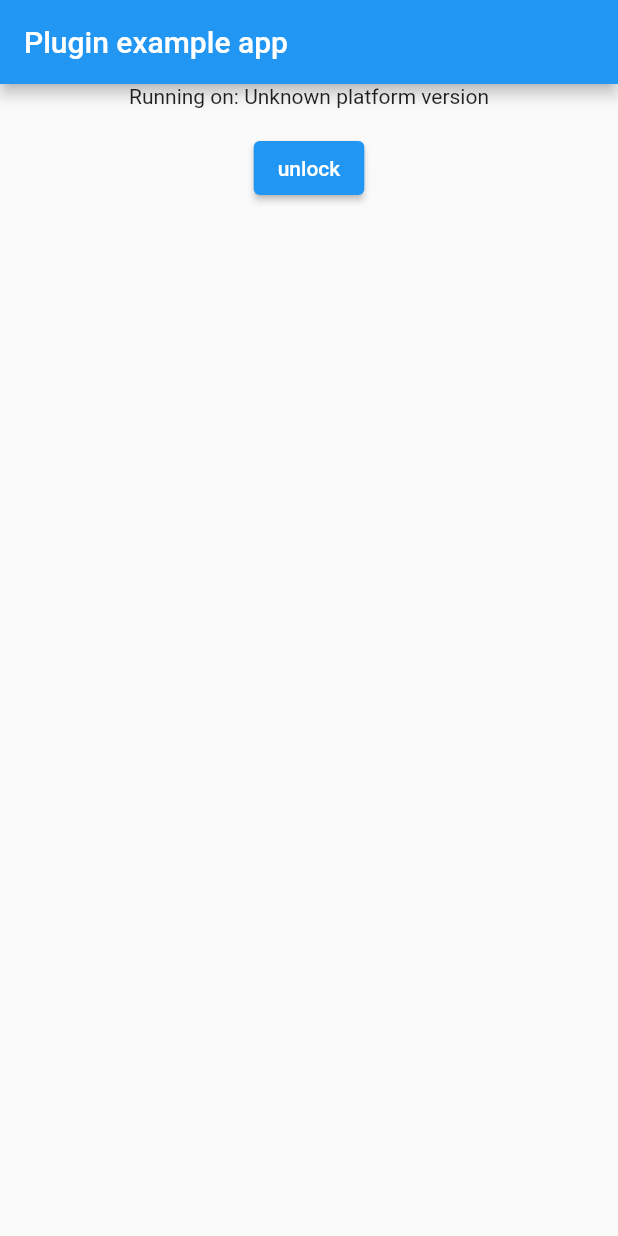
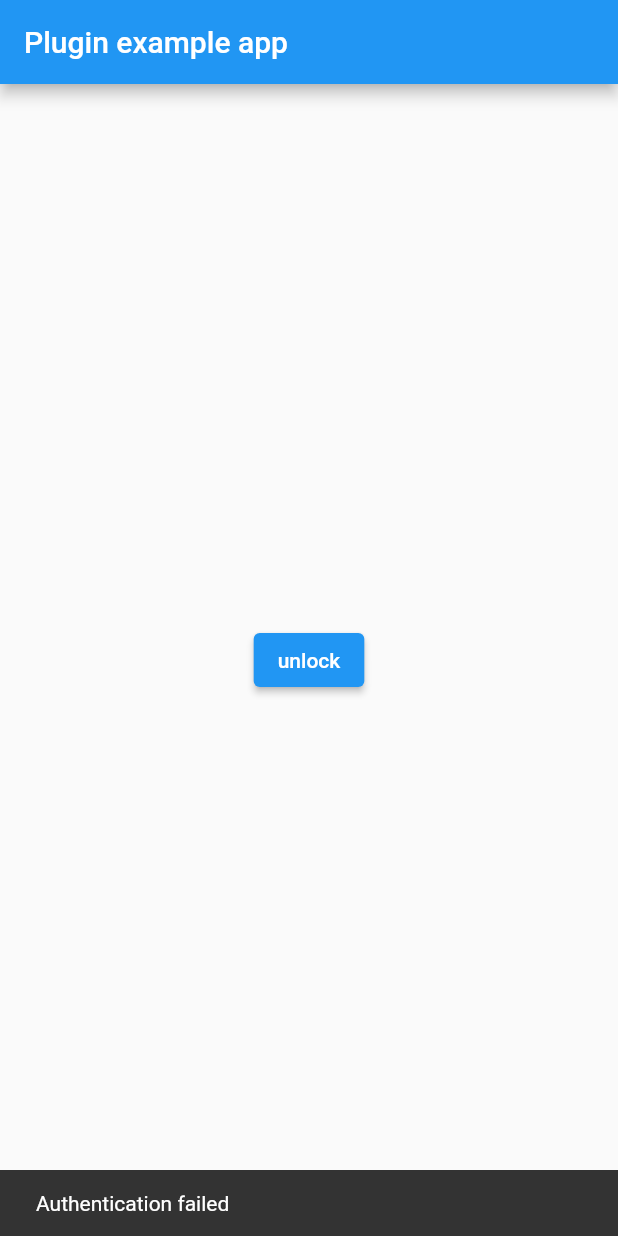
Before and after one commit to lorenzo-miuccio/authentication-flutter-plugin, a Flutter app: the screen it shows after launch, after a tap on "unlock", on a phone screen of 412 x 824 dp. Run offline on Flutter 3.47's test engine with Material 2 defaults, Android fonts, the phone set to English and light mode, and no system bars; our stand-ins replace plugin_platform_interface.

Commit message:
example flutter improvements

```diff
--- a/example/lib/main.dart
+++ b/example/lib/main.dart
@@ -4,57 +4,14 @@ import 'dart:async';
 import 'package:flutter/services.dart';
 import 'package:salami_unlock/salami_unlock.dart';
 import 'package:salami_unlock_example/salami_page.dart';
+import 'package:salami_unlock_example/unlock_button.dart';
 
 void main() {
   runApp(const MyApp());
 }
 
-class MyApp extends StatefulWidget {
+class MyApp extends StatelessWidget {
   const MyApp({super.key});
-
-  @override
-  State<MyApp> createState() => _MyAppState();
-}
-
-class _MyAppState extends State<MyApp> {
-  String _platformVersion = 'Unknown';
-  final _salamiUnlockPlugin = SalamiUnlock();
-
-  @override
-  void initState() {
-    super.initState();
-    initPlatformState();
-  }
-
-  // Platform messages are asynchronous, so we initialize in an async method.
-  Future<void> initPlatformState() async {
-    String platformVersion;
-    // Platform messages may fail, so we use a try/catch PlatformException.
-    // We also handle the message potentially returning null.
-    try {
-      platformVersion =
-          await _salamiUnlockPlugin.getPlatformVersion() ?? 'Unknown platform version';
-    } on PlatformException {
-      platformVersion = 'Failed to get platform version.';
-    }
-
-    // If the widget was removed from the tree while the asynchronous platform
-    // message was in flight, we want to discard the reply rather than calling
-    // setState to update our non-existent appearance.
-    if (!mounted) return;
-
-    setState(() {
-      _platformVersion = platformVersion;
-    });
-  }
-
-  void _authCallback(bool authResult) {
-    authResult ? Navigator.of(context).push(MaterialPageRoute(builder: (ctx) => const SalamiPage())) : ScaffoldMessenger
-        .of(
-        context).showSnackBar(const SnackBar(content: Text('error')));
-  }
-
-  Future<void> _requireAuth() => _salamiUnlockPlugin.require(message: 'Unlock to get a present', onResult: _authCallback);
 
   @override
   Widget build(BuildContext context) {
@@ -64,14 +21,7 @@ class _MyAppState extends State<MyApp> {
           title: const Text('Plugin example app'),
         ),
         body: Center(
-          child: Column(
-            children: [
-              Text('Running on: $_platformVersion\n'),
-              ElevatedButton(
-                  onPressed: _requireAuth,
-                  child: const Text('unlock'))
-            ],
-          ),
+          child: UnlockButton(),
         ),
       ),
     );
--- /dev/null
+++ b/example/lib/unlock_button.dart
@@ -0,0 +1,21 @@
+import 'package:flutter/material.dart';
+import 'package:salami_unlock/salami_unlock.dart';
+import 'package:salami_unlock_example/salami_page.dart';
+
+class UnlockButton extends StatelessWidget {
+  const UnlockButton({Key? key}) : super(key: key);
+
+  void _authCallback(BuildContext context, bool authResult) {
+    authResult
+        ? Navigator.of(context).push(MaterialPageRoute(builder: (ctx) => const SalamiPage()))
+        : ScaffoldMessenger.of(context).showSnackBar(const SnackBar(content: Text('Authentication failed')));
+  }
+
+  Future<void> _requireAuth(BuildContext context) => SalamiUnlock.require(
+      message: 'Unlock to get a present', onResult: (authResult) => _authCallback(context, authResult));
+
+  @override
+  Widget build(BuildContext context) {
+    return ElevatedButton(onPressed: () => _requireAuth(context), child: const Text('unlock'));
+  }
+}
--- a/example/pubspec.yaml
+++ b/example/pubspec.yaml
@@ -53,8 +53,8 @@ flutter:
   uses-material-design: true
 
   # To add assets to your application, add an assets section, like this:
-  # assets:
-  #   - images/a_dot_burr.jpeg
+  assets:
+    - assets/salami.jpg
   #   - images/a_dot_ham.jpeg
 
   # An image asset can refer to one or more resolution-specific "variants", see
--- a/lib/salami_unlock.dart
+++ b/lib/salami_unlock.dart
@@ -1,11 +1,13 @@
 import 'salami_unlock_platform_interface.dart';
 
 class SalamiUnlock {
-  Future<String?> getPlatformVersion() {
+  SalamiUnlock._();
+
+  static Future<String?> getPlatformVersion() {
     return SalamiUnlockPlatform.instance.getPlatformVersion();
   }
 
-  Future<void> require({String? message, void Function(bool)? onResult}) async =>
+  static Future<void> require({String? message, void Function(bool)? onResult}) async =>
       SalamiUnlockPlatform.instance.requireUnlock(message ?? 'Unlock page').then((authResult) {
         if (onResult != null) onResult(authResult);
       });
--- a/pubspec.yaml
+++ b/pubspec.yaml
@@ -41,8 +41,7 @@ flutter:
         pluginClass: SalamiUnlockPlugin
 
   # To add assets to your plugin package, add an assets section, like this:
-  # assets:
-  #   - images/a_dot_burr.jpeg
+
   #   - images/a_dot_ham.jpeg
   #
   # For details regarding assets in packages, see
```
Also changed, not shown: example/lib/salami_page.dart (+6 -2 lines), example/assets/salami.jpg (added), 2 other files.
